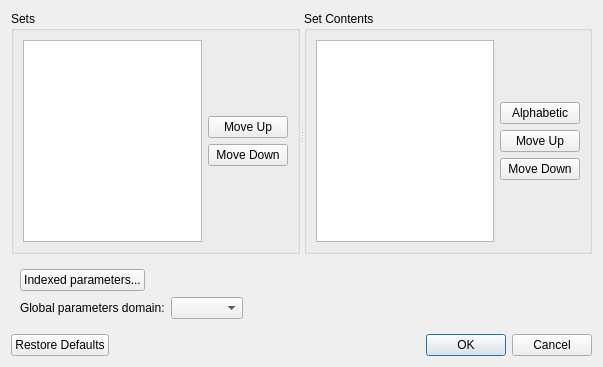
spine-tools/Spine-Toolbox, file spinetoolbox/project_items/exporter/ui/gdx_export_settings.ui: the form before one commit.
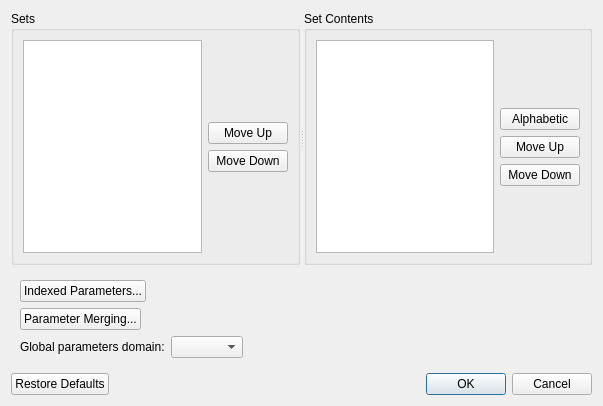
The form after the commit.

Commit message:
Implement parameter merging in Exporter
Parameter merging is needed for certain GAMS models. In a nutshell, it
means that a number of parameters from an entity class get merged into a
new parameter and the names of the individual parameters are collected
into a new GAMS domain.

This commit contains the needed changes to the spine_io.exporters.gdx
module and new merging settings GUI for the Exporter project item.

Re #572

```diff
--- a/spinetoolbox/project_items/exporter/ui/gdx_export_settings.ui
+++ b/spinetoolbox/project_items/exporter/ui/gdx_export_settings.ui
@@ -22,7 +22,7 @@
     <x>0</x>
     <y>0</y>
     <width>603</width>
-    <height>367</height>
+    <height>406</height>
    </rect>
   </property>
   <property name="windowTitle">
@@ -171,7 +171,7 @@
            <string>Set up indexing for time series and other indexed parameters.</string>
           </property>
           <property name="text">
-           <string>Indexed parameters...</string>
+           <string>Indexed Parameters...</string>
           </property>
          </widget>
         </item>
@@ -200,6 +200,33 @@
         </item>
        </layout>
       </item>
+      <item>
+       <layout class="QHBoxLayout" name="horizontalLayout_5">
+        <item>
+         <widget class="QPushButton" name="open_parameter_merging_settings_button">
+          <property name="toolTip">
+           <string>Merge multiple parameters into one.</string>
+          </property>
+          <property name="text">
+           <string>Parameter Merging...</string>
+          </property>
+         </widget>
+        </item>
+        <item>
+         <spacer name="horizontalSpacer_3">
+          <property name="orientation">
+           <enum>Qt::Horizontal</enum>
+          </property>
+          <property name="sizeHint" stdset="0">
+           <size>
+            <width>40</width>
+            <height>20</height>
+           </size>
+          </property>
+         </spacer>
+        </item>
+       </layout>
+      </item>
       <item>
        <layout class="QHBoxLayout" name="horizontalLayout_3">
         <item>
```
Left out of the diff: 2 changed lines with no effect on the pictures. The commit also changes 17 other files.
